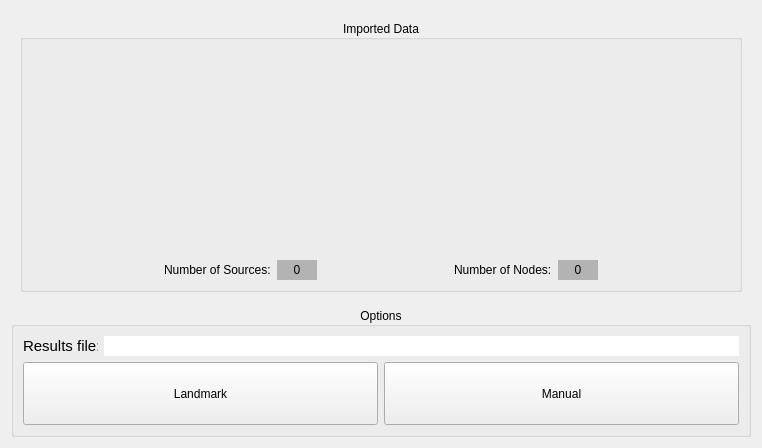
Above: mwarp1d/ui/panel_main.ui from 0todd0000/mwarp1d before the change. Below: the same form after it.
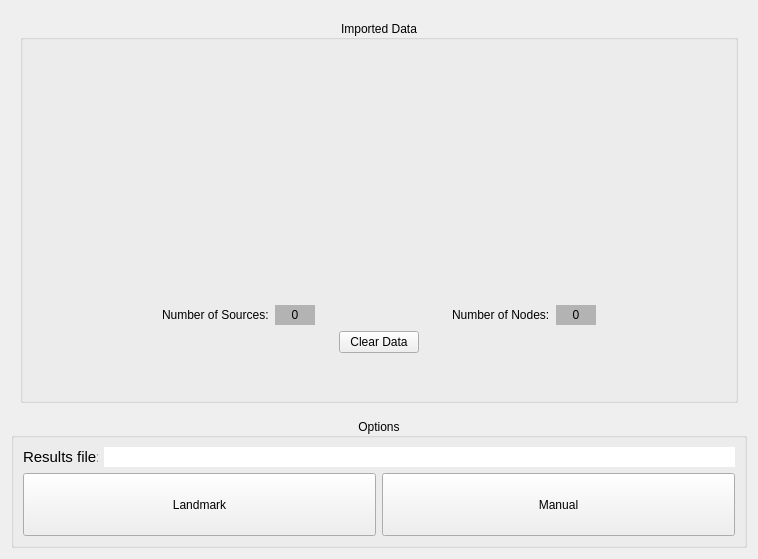
That is the form after the change. Custom widgets are drawn as their Qt base class.

Commit message: Add Clear button to main panel

```diff
--- a/mwarp1d/ui/panel_main.ui
+++ b/mwarp1d/ui/panel_main.ui
@@ -6,8 +6,8 @@
    <rect>
     <x>0</x>
     <y>0</y>
-    <width>762</width>
-    <height>448</height>
+    <width>758</width>
+    <height>559</height>
    </rect>
   </property>
   <property name="minimumSize">
@@ -225,6 +225,52 @@
             </item>
            </layout>
           </item>
+          <item>
+           <layout class="QHBoxLayout" name="horizontalLayout_6">
+            <property name="topMargin">
+             <number>0</number>
+            </property>
+            <item>
+             <spacer name="horizontalSpacer_6">
+              <property name="orientation">
+               <enum>Qt::Horizontal</enum>
+              </property>
+              <property name="sizeHint" stdset="0">
+               <size>
+                <width>40</width>
+                <height>20</height>
+               </size>
+              </property>
+             </spacer>
+            </item>
+            <item>
+             <widget class="QPushButton" name="button_clear">
+              <property name="maximumSize">
+               <size>
+                <width>200</width>
+                <height>16777215</height>
+               </size>
+              </property>
+              <property name="text">
+               <string>Clear Data</string>
+              </property>
+             </widget>
+            </item>
+            <item>
+             <spacer name="horizontalSpacer_7">
+              <property name="orientation">
+               <enum>Qt::Horizontal</enum>
+              </property>
+              <property name="sizeHint" stdset="0">
+               <size>
+                <width>40</width>
+                <height>20</height>
+               </size>
+              </property>
+             </spacer>
+            </item>
+           </layout>
+          </item>
           <item>
            <spacer name="verticalSpacer_2">
             <property name="orientation">
@@ -360,11 +406,6 @@
   </layout>
  </widget>
  <customwidgets>
-  <customwidget>
-   <class>DragDropLabel</class>
-   <extends>QLabel</extends>
-   <header>widgets</header>
-  </customwidget>
   <customwidget>
    <class>SimpleFigure</class>
    <extends>QWidget</extends>
@@ -376,6 +417,11 @@
    <extends>QLabel</extends>
    <header>widgets</header>
   </customwidget>
+  <customwidget>
+   <class>DragDropLabel</class>
+   <extends>QLabel</extends>
+   <header>widgets</header>
+  </customwidget>
  </customwidgets>
  <resources/>
  <connections/>
```
The commit also changes 4 other files.
